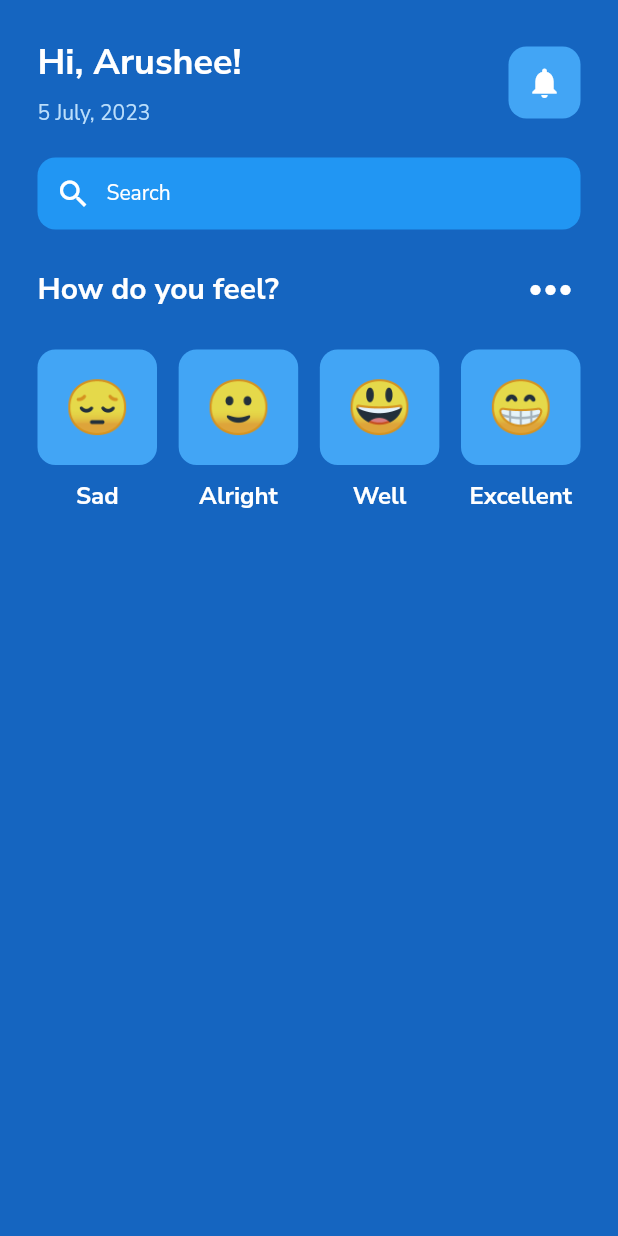
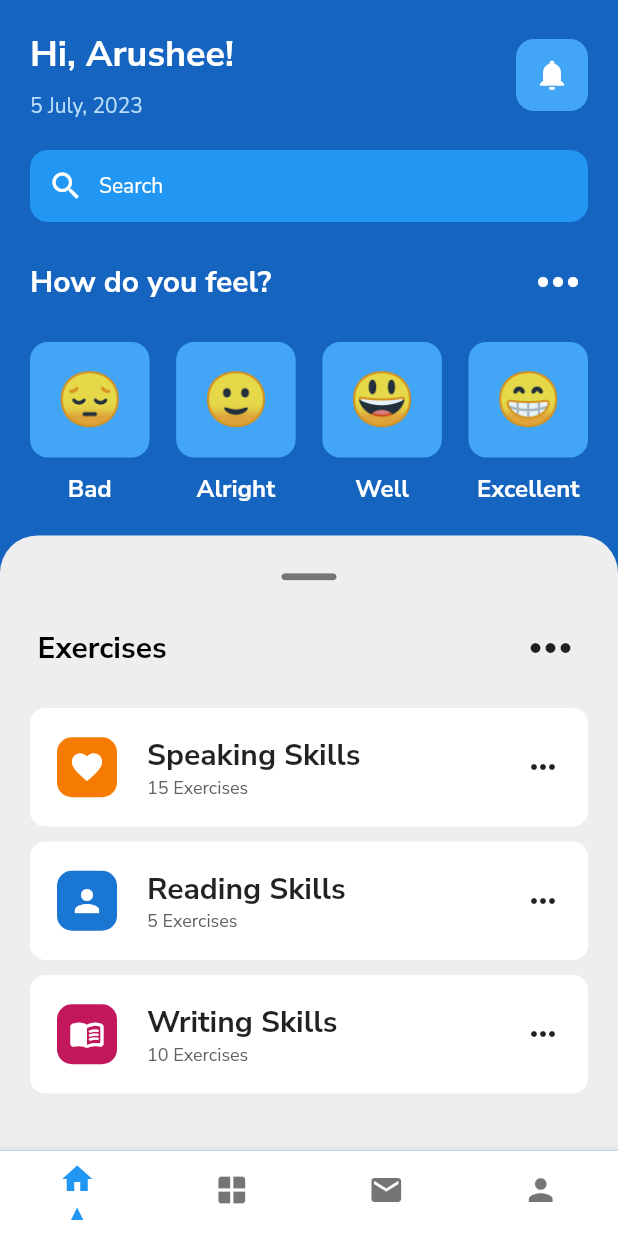
Before and after one commit to GAmuzak/mental_health_app, a Flutter app: the screen it shows after launch, on a phone screen of 412 x 824 dp. Run offline on Flutter 3.47's test engine with Material 2 defaults, Android fonts, the phone set to English and light mode, and no system bars.

Commit message:
exercises complete

```diff
--- a/mental_health_app/lib/pages/home_page.dart
+++ b/mental_health_app/lib/pages/home_page.dart
@@ -2,6 +2,7 @@
 
 import 'package:flutter/material.dart';
 import 'package:mental_health_app/utils/emoticons.dart';
+import 'package:mental_health_app/utils/exercises.dart';
 
 class HomePage extends StatefulWidget {
   const HomePage({super.key});
@@ -15,9 +16,21 @@ class _HomePageState extends State<HomePage> {
   Widget build(BuildContext context) {
     return Scaffold(
       backgroundColor: Colors.blue[800],
+      bottomNavigationBar: BottomNavigationBar(
+        type: BottomNavigationBarType.fixed,
+        showSelectedLabels: true,
+        showUnselectedLabels: false,
+        items: [
+        BottomNavigationBarItem(icon: Icon(Icons.home), label: "▲"),
+        BottomNavigationBarItem(icon: Icon(Icons.window), label: "▲"),
+        BottomNavigationBarItem(icon: Icon(Icons.mail), label: "▲"),
+        BottomNavigationBarItem(icon: Icon(Icons.person), label: "▲"),
+      ], backgroundColor: Colors.white),
       body: SafeArea(
-        child: Padding(
-          padding: const EdgeInsets.all(25.0),
+        child: Column(
+          children: [
+            Padding(
+              padding: const EdgeInsets.all(20.0),
               child: Column(
                 children: [
                   Row(
@@ -92,16 +105,63 @@ class _HomePageState extends State<HomePage> {
                   Row(
                     mainAxisAlignment: MainAxisAlignment.spaceBetween,
                     children: [
-                  Emoticons(emoji:"😔", title: "Sad"),
+                      Emoticons(emoji:"😔", title: "Bad"),
                       Emoticons(emoji:"🙂", title: "Alright"),
                       Emoticons(emoji:"😃", title: "Well"),
                       Emoticons(emoji:"😁", title: "Excellent"),
                     ],
-              )
+                  ),
                 ],
               ),
             ),
+
+            Expanded(child: Container(
+              decoration: BoxDecoration(
+                color: Colors.grey[200],
+                borderRadius: BorderRadius.vertical(top: Radius.circular(25)),
+              ),
+              child: Center(
+                child: Column(
+                  children: [
+                    Icon(Icons.horizontal_rule_rounded, color: Colors.grey[600], size: 55,),
+                    Padding(
+                      padding: const EdgeInsets.symmetric(horizontal:25.0),
+                      child: Row(
+                        mainAxisAlignment: MainAxisAlignment.spaceBetween,
+                        children: [
+                          Text("Exercises",
+                            style: TextStyle(
+                              fontWeight: FontWeight.bold,
+                              fontSize: 20,
+                              color: Colors.black,
+                            ),
+                          ),
+                          Icon((Icons.more_horiz), size: 40,),
+                        ],
+                      ),
+                    ),
+                    Padding(
+                      padding: const EdgeInsets.all(20.0),
+                      child: ListView(
+                        shrinkWrap: true,
+                        // padding: EdgeInsets.all(8.0),
+                        physics: AlwaysScrollableScrollPhysics(parent: BouncingScrollPhysics()),
+                        children: [
+                          Exercise(iconBg: Colors.orange[700], icon: Icons.favorite, mainText: "Speaking Skills", subtext: "15 Exercises"),
+                          SizedBox(height: 10.0,),
+                          Exercise(iconBg: Colors.blue[700], icon: Icons.person, mainText: "Reading Skills", subtext: "5 Exercises"),
+                          SizedBox(height: 10.0,),
+                          Exercise(iconBg: Colors.pink[700], icon: Icons.menu_book_rounded, mainText: "Writing Skills", subtext: "10 Exercises"),
+                        ],
                       )
+                    ),
+                  ],
+                ),
+              ),
+            ))
+          ],
+        ),
+      ),
     );
   }
 }
--- /dev/null
+++ b/mental_health_app/lib/utils/exercises.dart
@@ -0,0 +1,47 @@
+// ignore_for_file: prefer_const_literals_to_create_immutables, prefer_const_constructors
+
+import 'package:flutter/material.dart';
+
+class Exercise extends StatelessWidget {
+
+  final Color? iconBg;
+  final IconData icon;
+  final String mainText;
+  final String subtext;
+
+  const Exercise({super.key, required this.iconBg, required this.icon, required this.mainText, required this.subtext});
+
+  @override
+  Widget build(BuildContext context) {
+    return Container(
+      padding: EdgeInsets.all(18),
+      decoration: BoxDecoration(color: Colors.white,
+      borderRadius: BorderRadius.circular(10) ),
+      child: Row(
+        children: [
+          Container(
+            decoration: BoxDecoration(
+              color: iconBg,
+              borderRadius: BorderRadius.circular(10),
+            ),
+            padding: EdgeInsets.all(8),
+            child: Icon(icon, color: Colors.white,),),
+          SizedBox(width: 20,),
+          Column(
+            crossAxisAlignment: CrossAxisAlignment.start,
+            children: [
+              Text(mainText,
+                style: TextStyle(fontWeight: FontWeight.bold, fontSize: 20),
+              ),
+              Text(subtext,
+                style: TextStyle(color: Colors.grey[700], fontSize: 12),
+              )
+            ],
+          ),
+          Expanded(child: Align(alignment: Alignment.centerRight,
+          child: Icon(Icons.more_horiz))),
+        ],
+      ),
+    );
+  }
+}
```
Lines whose indentation alone changed are shown as unchanged.
